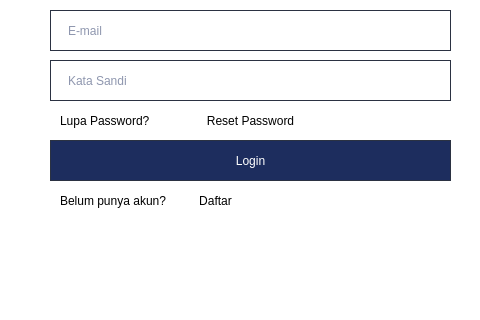
First picture: the form in login.ui, repository stellaribli/Tuciwir, before the edit; both pictures show x 550 to 1030 and y 290 to 610 of the 1440 by 803 pixel window.
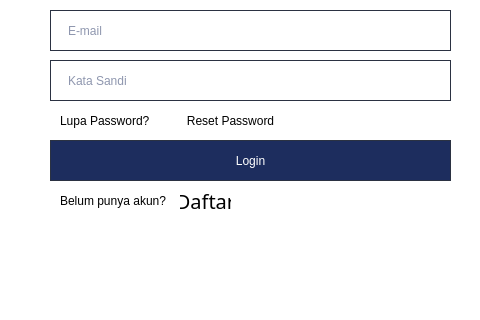
Second picture: the form after the edit.

```diff
--- a/login.ui
+++ b/login.ui
@@ -138,12 +138,21 @@
   <widget class="QPushButton" name="createaccbutton">
    <property name="geometry">
     <rect>
-     <x>740</x>
+     <x>730</x>
      <y>480</y>
      <width>51</width>
      <height>21</height>
     </rect>
    </property>
+   <property name="font">
+    <font>
+     <family>Mulish</family>
+     <pointsize>15</pointsize>
+     <weight>50</weight>
+     <italic>false</italic>
+     <bold>false</bold>
+    </font>
+   </property>
    <property name="styleSheet">
     <string notr="true">color:#000000;
 font: 15pt &quot;Mulish&quot;;
@@ -174,7 +183,7 @@
   <widget class="QPushButton" name="loginaccbutton_3">
    <property name="geometry">
     <rect>
-     <x>740</x>
+     <x>720</x>
      <y>400</y>
      <width>121</width>
      <height>21</height>
```
